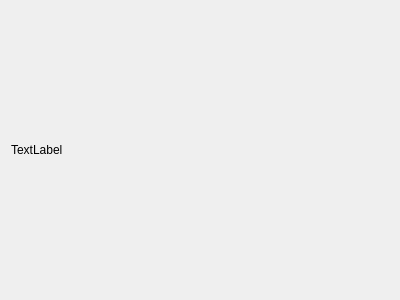
The window that editcategorydialog.ui (hizkiaadrian/scheduler) describes before a commit, drawn with Qt 5.
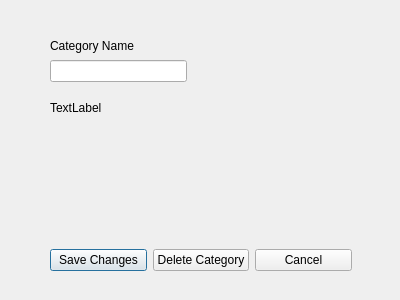
The same window after the commit.

Commit message: Delete categories

```diff
--- a/editcategorydialog.ui
+++ b/editcategorydialog.ui
@@ -13,15 +13,75 @@
   <property name="windowTitle">
    <string>Dialog</string>
   </property>
-  <layout class="QHBoxLayout" name="horizontalLayout">
-   <item>
-    <widget class="QLabel" name="label">
-     <property name="text">
-      <string>TextLabel</string>
-     </property>
-    </widget>
-   </item>
-  </layout>
+  <widget class="QLabel" name="label">
+   <property name="geometry">
+    <rect>
+     <x>50</x>
+     <y>30</y>
+     <width>101</width>
+     <height>31</height>
+    </rect>
+   </property>
+   <property name="text">
+    <string>Category Name</string>
+   </property>
+  </widget>
+  <widget class="QLineEdit" name="lineEdit">
+   <property name="geometry">
+    <rect>
+     <x>50</x>
+     <y>60</y>
+     <width>137</width>
+     <height>22</height>
+    </rect>
+   </property>
+  </widget>
+  <widget class="QLabel" name="label_2">
+   <property name="geometry">
+    <rect>
+     <x>50</x>
+     <y>100</y>
+     <width>55</width>
+     <height>16</height>
+    </rect>
+   </property>
+   <property name="text">
+    <string>TextLabel</string>
+   </property>
+  </widget>
+  <widget class="QWidget" name="horizontalLayoutWidget">
+   <property name="geometry">
+    <rect>
+     <x>50</x>
+     <y>220</y>
+     <width>302</width>
+     <height>80</height>
+    </rect>
+   </property>
+   <layout class="QHBoxLayout" name="horizontalLayout">
+    <item>
+     <widget class="QPushButton" name="saveChangesButton">
+      <property name="text">
+       <string>Save Changes</string>
+      </property>
+     </widget>
+    </item>
+    <item>
+     <widget class="QPushButton" name="deleteButton">
+      <property name="text">
+       <string>Delete Category</string>
+      </property>
+     </widget>
+    </item>
+    <item>
+     <widget class="QPushButton" name="cancelButton">
+      <property name="text">
+       <string>Cancel</string>
+      </property>
+     </widget>
+    </item>
+   </layout>
+  </widget>
  </widget>
  <resources/>
  <connections/>
```
Left out of the diff: 3 changed lines with no effect on the pictures. The commit also changes 7 other files.
